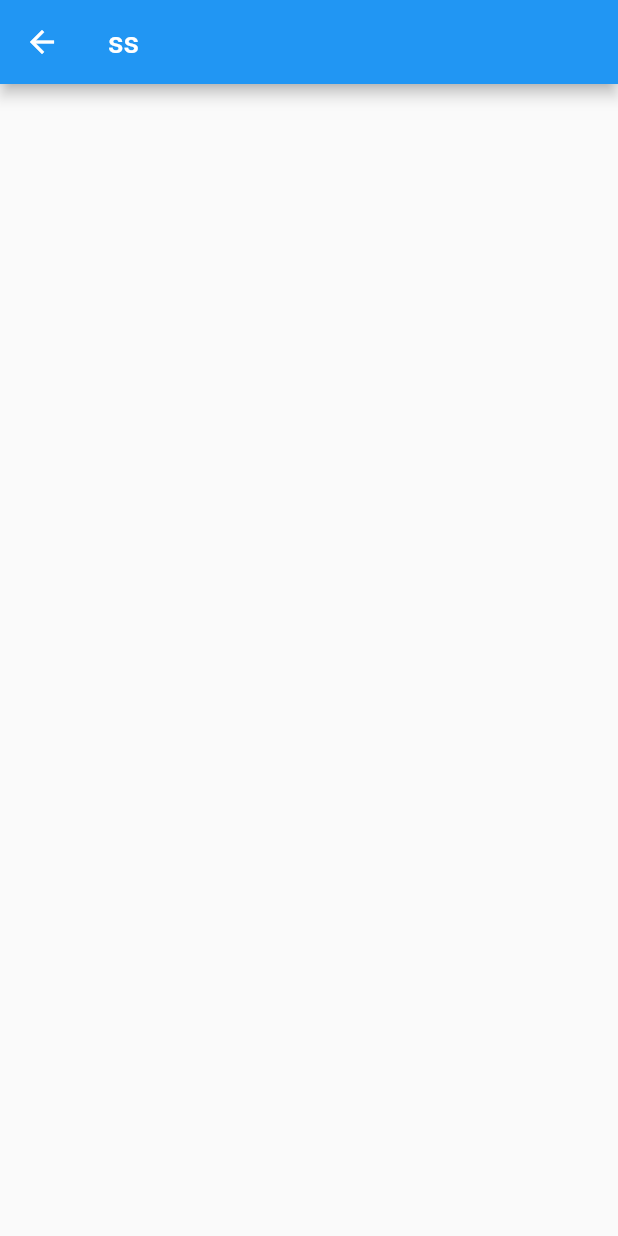
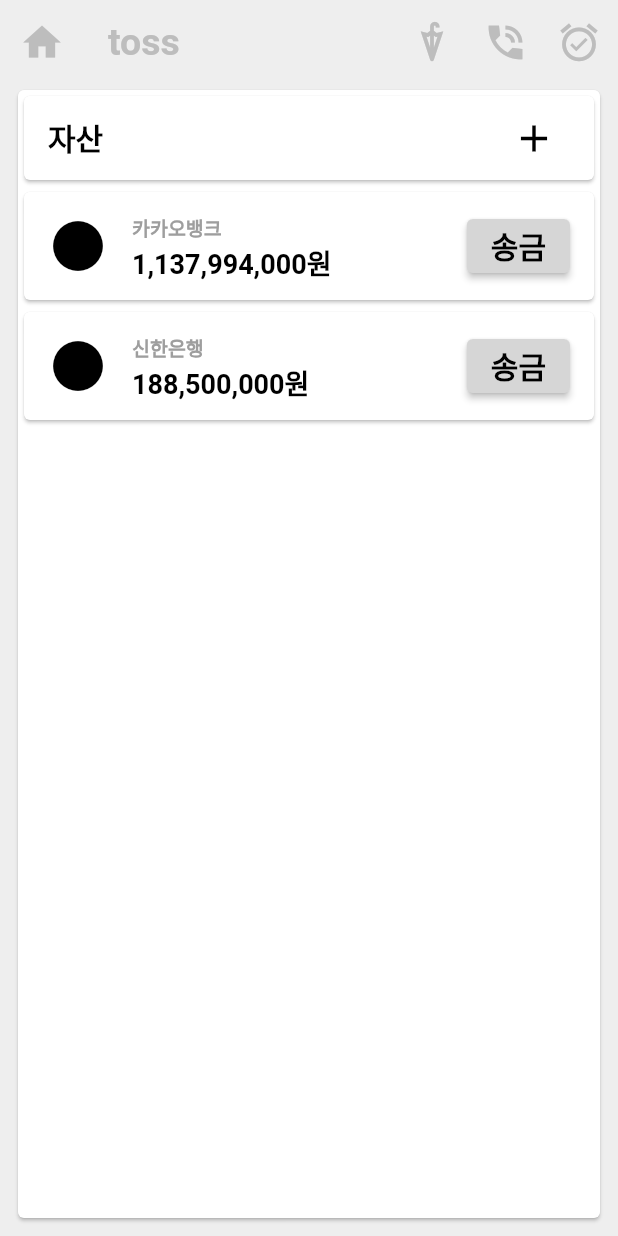
Before and after one commit to MotyJang/chang_toss, a Flutter app: the screen it shows after launch, on a phone screen of 412 x 824 dp. Run offline on Flutter 3.47's test engine with Material 2 defaults, Android fonts, the phone set to English and light mode, and no system bars; our stand-ins replace shared_preferences.

Commit message:
Update home_page.dart

```diff
--- a/lib/pages/home_page.dart
+++ b/lib/pages/home_page.dart
@@ -9,15 +9,177 @@ class HomePage extends StatefulWidget {
   State<HomePage> createState() => _HomePageState();
 }
 
+class BankInformation {
+  late String bankName;
+  late int bankMoney;
+
+  BankInformation(this.bankName, this.bankMoney);
+}
+
 class _HomePageState extends State<HomePage> {
   int currentIndex = 0;
+  List<String> bankNameList = ['카카오뱅크', '신한은행'];
+  List<String> bankMoneyList = ['1,137,994,000원', '188,500,000원'];
+  List<BankInformation> BankInforList = [];
+
   @override
   Widget build(BuildContext context) {
     return Consumer<BankService>(
       builder: (context, service, child) {
         return Scaffold(
           appBar: AppBar(
-            title: Text('ss'),
+            elevation: 0,
+            backgroundColor: Colors.grey[200],
+            title: Row(
+              children: [
+                Text(
+                  'toss',
+                  style: TextStyle(
+                    fontSize: 25,
+                    color: Colors.grey[400],
+                    fontWeight: FontWeight.bold,
+                  ),
+                ),
+              ],
+            ),
+            leading: IconButton(
+              onPressed: () {
+                print('토스아이콘클릭');
+              },
+              icon: Icon(
+                Icons.home,
+                color: Colors.grey[400],
+                size: 30,
+              ),
+            ),
+            actions: [
+              Padding(
+                padding: const EdgeInsets.only(right: 1),
+                child: IconButton(
+                  onPressed: () {
+                    print('QR클릭');
+                  },
+                  icon: Icon(
+                    Icons.umbrella,
+                    color: Colors.grey[400],
+                  ),
+                  iconSize: 30,
+                ),
+              ),
+              Padding(
+                padding: const EdgeInsets.only(right: 1),
+                child: IconButton(
+                  onPressed: () {
+                    print('말풍선클릭');
+                  },
+                  icon: Icon(
+                    Icons.phone_in_talk_sharp,
+                    color: Colors.grey[400],
+                  ),
+                  iconSize: 30,
+                ),
+              ),
+              Padding(
+                padding: const EdgeInsets.only(right: 2),
+                child: IconButton(
+                  onPressed: () {
+                    print('알림클릭');
+                  },
+                  icon: Icon(
+                    Icons.alarm_on_sharp,
+                    color: Colors.grey[400],
+                  ),
+                  iconSize: 30,
+                ),
+              ),
+            ],
+          ),
+          body: Container(
+            padding: EdgeInsets.only(
+              left: 8,
+              right: 8,
+              bottom: 8,
+            ),
+            color: Colors.grey[200],
+            child: Card(
+              child: Column(
+                children: [
+                  Card(
+                    child: ListTile(
+                      leading: Text(
+                        '자산',
+                        style: TextStyle(
+                          fontSize: 20,
+                          fontWeight: FontWeight.bold,
+                          color: Colors.black,
+                        ),
+                      ),
+                      // trailing: IconButton(onPressed: () {}, icon: Icon(Icons.control_point)
+                      trailing: IconButton(
+                        onPressed: () {
+                          print('은행추가');
+                        },
+                        icon: Icon(
+                          Icons.add,
+                          color: Colors.black,
+                          size: 30,
+                        ),
+                      ),
+                    ),
+                  ),
+                  Expanded(
+                    child: ListView.builder(
+                      itemCount: bankNameList.length,
+                      itemBuilder: (context, index) {
+                        String bankName = bankNameList[index];
+                        String bankMoney = bankMoneyList[index];
+                        return Card(
+                          child: ListTile(
+                            leading: Container(
+                              height: double.infinity,
+                              child: Icon(Icons.circle_sharp,
+                                  size: 40, color: Colors.black),
+                            ),
+                            title: Text(
+                              bankName,
+                              style: TextStyle(
+                                fontSize: 13,
+                                fontWeight: FontWeight.bold,
+                                color: Colors.grey,
+                              ),
+                            ),
+                            subtitle: Text(
+                              bankMoney,
+                              style: TextStyle(
+                                fontSize: 18,
+                                fontWeight: FontWeight.bold,
+                                color: Colors.black,
+                              ),
+                            ),
+                            trailing: ElevatedButton(
+                              style: ElevatedButton.styleFrom(
+                                primary: Colors.grey[350],
+                              ),
+                              onPressed: () {
+                                print('$bankName 송금하기');
+                              },
+                              child: Text(
+                                '송금',
+                                style: TextStyle(
+                                  color: Colors.black,
+                                  fontSize: 20,
+                                  fontWeight: FontWeight.bold,
+                                ),
+                              ),
+                            ),
+                          ),
+                        );
+                      },
+                    ),
+                  ),
+                ],
+              ),
+            ),
           ),
         );
       },
```
